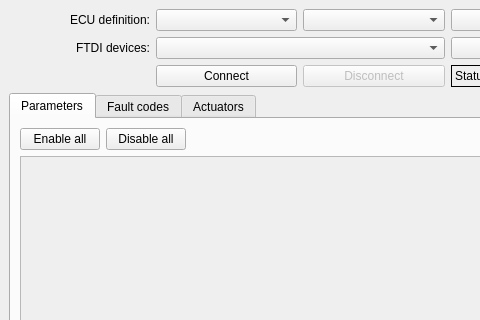
First picture: the form in src/mainwindow.ui, repository colinbourassa/torinoscan, before the edit; both pictures show x 0 to 480 and y 0 to 320 of the 742 by 447 pixel window.
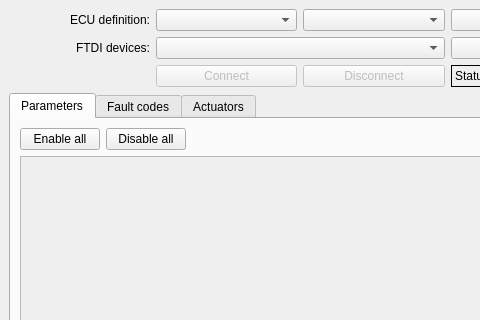
Second picture: the form after the edit.

Patch:
```diff
--- a/src/mainwindow.ui
+++ b/src/mainwindow.ui
@@ -192,6 +192,9 @@
     </item>
     <item row="2" column="1">
      <widget class="QPushButton" name="connectButton">
+      <property name="enabled">
+       <bool>false</bool>
+      </property>
       <property name="text">
        <string>Connect</string>
       </property>
```
